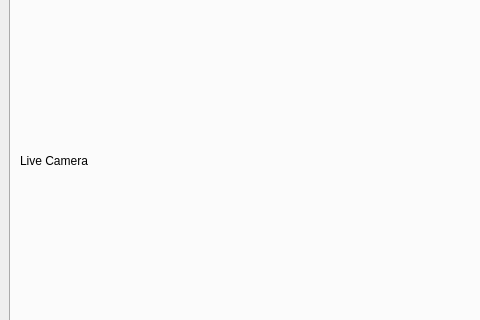
Above: src/MainWindow.ui from formicidae-tracker/tag-scanner before the change; both pictures show x 0 to 480 and y 158 to 478 of the 800 by 600 pixel window. Below: the same form after it.
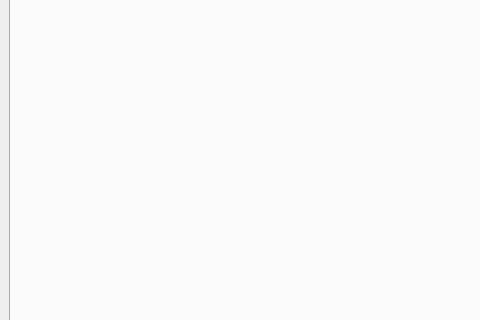
That is the form after the change. Custom widgets are drawn as their Qt base class.

Patch:
```diff
--- a/src/MainWindow.ui
+++ b/src/MainWindow.ui
@@ -34,7 +34,7 @@
            </sizepolicy>
           </property>
           <property name="text">
-           <string>Live Camera</string>
+           <string/>
           </property>
          </widget>
         </item>
```
